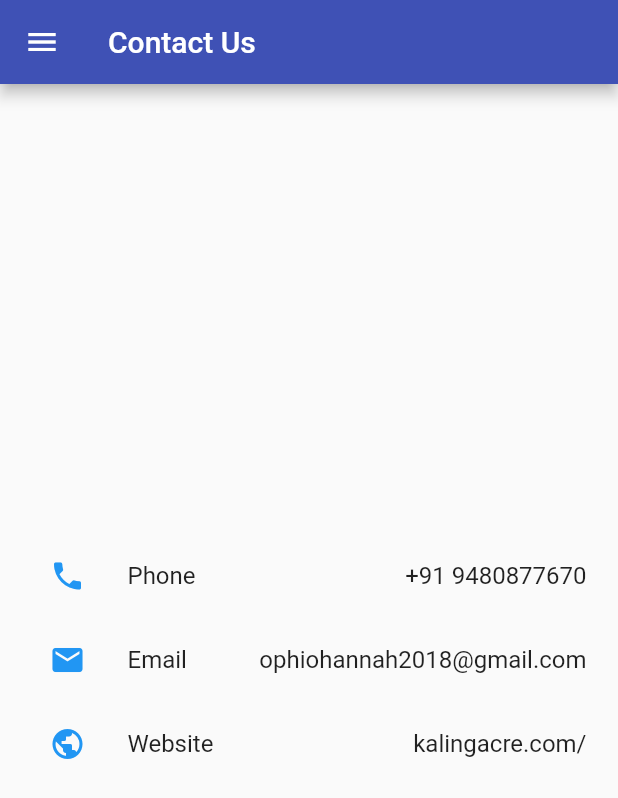
After one commit to Sushanthbc/dozer_app, a Flutter app: the UsersList screen opened by its route, in the side drawer, after a tap on "Contact Us", on a phone screen of 412 x 824 dp. The commit adds this screen. Shown: the top 798 px of the screen. Run offline on Flutter 3.47's test engine with Material 2 defaults, Android fonts, the phone set to English and light mode, and no system bars; our stand-ins replace date_format, firebase_auth, google_sign_in, image_picker, shared_preferences; accounts and stored records are empty; network calls fail; Roboto replaces fonts that are missing (Helvetica Neue).

Commit message:
Adds contact us screen, error msg display in form, hides non admin info

```diff
--- a/lib/src/dozer_app.dart
+++ b/lib/src/dozer_app.dart
@@ -12,6 +12,7 @@ import 'dart:convert';
 import 'package:http/http.dart' as http;
 import 'package:shared_preferences/shared_preferences.dart';
 import 'globals.dart' as globals;
+import 'package:url_launcher/url_launcher.dart';
 
 
 part 'util/image_info.dart';
@@ -30,6 +31,7 @@ part 'pages/list_users.dart';
 part 'pages/form_new_user.dart';
 part 'pages/user_profile.dart';
 part 'pages/image_viewer.dart';
+part 'pages/contact_us.dart';
 
 class DozerApp extends StatelessWidget {
   @override
@@ -47,7 +49,8 @@ class DozerApp extends StatelessWidget {
         '/userSnakesList': (context) => new ListSnakes(listName: "userRecords"),
         '/adminSnakesList': (context) => new ListSnakes(listName: "adminRecords"),
         '/usersList': (context) => new UsersList(),
-        '/userProfile': (context) => new UserProfile()
+        '/userProfile': (context) => new UserProfile(),
+        '/contactUs': (context) => new ContactUs()
       },
     );
   }
--- /dev/null
+++ b/lib/src/pages/contact_us.dart
@@ -0,0 +1,72 @@
+part of dozer;
+
+class ContactUs extends StatelessWidget{
+
+  @override
+  Widget build(BuildContext context) {
+
+    return new Scaffold(
+      drawer: DrawerMain.mainDrawer(context),
+      appBar: AppBar(
+        title: Text("Contact Us"),
+      ),
+      body: new Padding(
+          padding: EdgeInsets.all(5.0),
+          child: Column(
+            mainAxisAlignment: MainAxisAlignment.center,
+            children: <Widget>[
+
+              ListTile(
+                leading: IconButton(
+                    icon: Icon(Icons.phone, color: Colors.blue),
+                    onPressed: (){
+                      launch("tel:+919480877670");
+                    },
+                ),
+                title: Row(
+                  mainAxisAlignment: MainAxisAlignment.spaceBetween,
+                  children: <Widget>[
+                    Text("Phone"),
+                    Text("+91 9480877670"),
+                  ],
+                )
+              ),
+
+              ListTile(
+                  leading: IconButton(
+                    icon: Icon(Icons.mail, color: Colors.blue),
+                    onPressed: (){
+                      launch("mailto:ophiohannah2018@gmail.com?subject=App Query:");
+                    },
+                  ),
+                  title: Row(
+                    mainAxisAlignment: MainAxisAlignment.spaceBetween,
+                    children: <Widget>[
+                      Text("Email"),
+                      Text("ophiohannah2018@gmail.com"),
+                    ],
+                  )
+              ),
+
+              ListTile(
+                  leading: IconButton(
+                    icon: Icon(Icons.public, color: Colors.blue),
+                    onPressed: (){
+                      launch("https://kalingacre.com/");
+                    },
+                  ),
+                  title: Row(
+                    mainAxisAlignment: MainAxisAlignment.spaceBetween,
+                    children: <Widget>[
+                      Text("Website"),
+                      Text("kalingacre.com/"),
+                    ],
+                  )
+              ),
+
+            ],
+          ),
+      ),
+    );
+  }
+}
--- a/lib/src/pages/list_users.dart
+++ b/lib/src/pages/list_users.dart
@@ -71,7 +71,8 @@ class UsersListViewState extends State<UsersListView>{
                         style: Theme.of(context).textTheme.title,
 
                       ),
-                      subtitle: new Column(
+                      subtitle: globals.isUserAdmin == true
+                      ? new Column(
                           crossAxisAlignment: CrossAxisAlignment.start,
                           children: <Widget>[
                             new Container(
@@ -80,7 +81,10 @@ class UsersListViewState extends State<UsersListView>{
                             ),
                             Text(snapshot.data[index].phone)
                           ],
-                      ),
+                        )
+                      : new Container(
+                          child: Text(snapshot.data[index].aboutUser),
+                        )
                     ),
                     Divider(color: Colors.grey)
                   ],
@@ -105,7 +109,15 @@ class UsersListViewState extends State<UsersListView>{
 
         } else {
 
-          return CircularProgressIndicator();
+          return new Column(
+            mainAxisAlignment: MainAxisAlignment.center,
+            children: <Widget>[
+              new Row(
+                mainAxisAlignment: MainAxisAlignment.spaceAround,
+                children: <Widget>[new CircularProgressIndicator()],
+              )
+            ],
+          );
 
         }
 
--- a/lib/src/util/drawer_main.dart
+++ b/lib/src/util/drawer_main.dart
@@ -35,14 +35,16 @@ class DrawerMain{
             },
           ),
 
-          ListTile(
+          globals.isUserAdmin == true
+          ? ListTile(
               leading: Icon(Icons.view_list),
               title: Text('All Records'),
               onTap: () {
                 Navigator.pushReplacementNamed(context, '/adminSnakesList');
                 //Navigator.pop(context);
               },
-          ),
+            )
+          : Container(),
 
           ListTile(
             leading: Icon(Icons.person),
@@ -63,9 +65,18 @@ class DrawerMain{
           ),
 
           ListTile(
-            leading: Icon(Icons.arrow_back),
-            title: Text('Sign Out'),
+            leading: Icon(Icons.phone),
+            title: Text('Contact Us'),
+            onTap: (){
+              Navigator.pop(context);
+              Navigator.pushReplacementNamed(context, '/contactUs');
+            },
           )
+
+//          ListTile(
+//            leading: Icon(Icons.arrow_back),
+//            title: Text('Sign Out'),
+//          )
 
 
         ],
--- a/pubspec.yaml
+++ b/pubspec.yaml
@@ -10,6 +10,7 @@ dependencies:
   serializable: 0.11.0+1
   http: 0.11.3+17
   shared_preferences: 0.4.2
+  url_launcher: 3.0.3
 
   firebase_auth: 0.5.19
   google_sign_in: 3.0.5
```
Also changed, not shown: lib/src/pages/form_snake.dart (+94 -25 lines), lib/src/pages/list_snakes.dart (+10 -4 lines), lib/src/pages/snake_details.dart (+49 -2 lines), lib/src/pages/splash_page.dart (+4 -10 lines), lib/src/pages/user_profile.dart (+9 -1 lines), lib/src/util/snake_info.dart (+17 -11 lines), 1 other file. Lines whose indentation alone changed are shown as unchanged.
